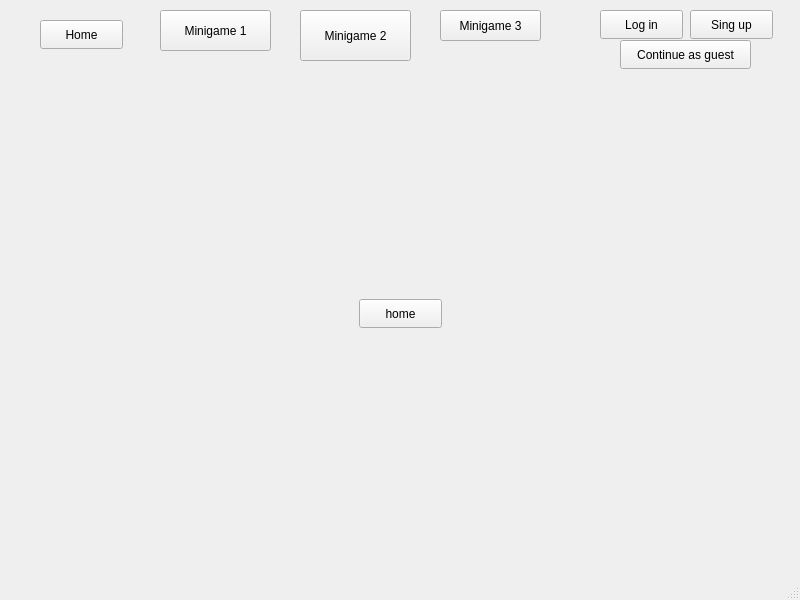
The window that mainwindow.ui (MateuszWiewiora/Casino-Qt) describes before a commit, drawn with Qt 5.
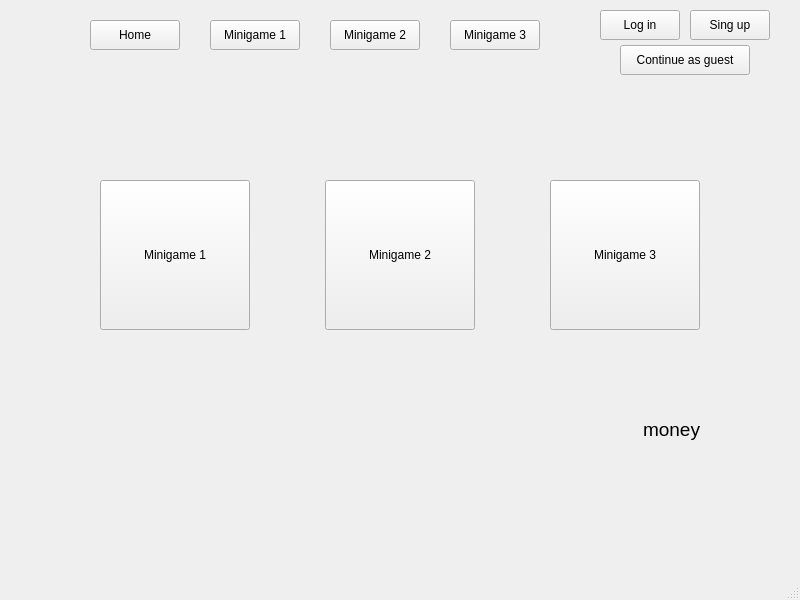
The same window after the commit. The open tabs and pages were chosen to show the change.

Commit message: added home's minigames buttons, test of cash text label

```diff
--- a/mainwindow.ui
+++ b/mainwindow.ui
@@ -17,10 +17,10 @@
    <widget class="QPushButton" name="Minigame1_Button">
     <property name="geometry">
      <rect>
-      <x>160</x>
-      <y>10</y>
-      <width>111</width>
-      <height>41</height>
+      <x>210</x>
+      <y>20</y>
+      <width>90</width>
+      <height>30</height>
      </rect>
     </property>
     <property name="text">
@@ -30,10 +30,10 @@
    <widget class="QPushButton" name="Minigame2_Button">
     <property name="geometry">
      <rect>
-      <x>300</x>
-      <y>10</y>
-      <width>111</width>
-      <height>51</height>
+      <x>330</x>
+      <y>20</y>
+      <width>90</width>
+      <height>30</height>
      </rect>
     </property>
     <property name="text">
@@ -43,10 +43,10 @@
    <widget class="QPushButton" name="Minigame3_Button">
     <property name="geometry">
      <rect>
-      <x>440</x>
-      <y>10</y>
-      <width>101</width>
-      <height>31</height>
+      <x>450</x>
+      <y>20</y>
+      <width>90</width>
+      <height>30</height>
      </rect>
     </property>
     <property name="text">
@@ -58,8 +58,8 @@
      <rect>
       <x>600</x>
       <y>10</y>
-      <width>83</width>
-      <height>29</height>
+      <width>80</width>
+      <height>30</height>
      </rect>
     </property>
     <property name="text">
@@ -71,8 +71,8 @@
      <rect>
       <x>690</x>
       <y>10</y>
-      <width>83</width>
-      <height>29</height>
+      <width>80</width>
+      <height>30</height>
      </rect>
     </property>
     <property name="text">
@@ -83,9 +83,9 @@
     <property name="geometry">
      <rect>
       <x>620</x>
-      <y>40</y>
-      <width>131</width>
-      <height>29</height>
+      <y>45</y>
+      <width>130</width>
+      <height>30</height>
      </rect>
     </property>
     <property name="text">
@@ -95,10 +95,10 @@
    <widget class="QStackedWidget" name="stackedWidget">
     <property name="geometry">
      <rect>
-      <x>29</x>
-      <y>99</y>
-      <width>731</width>
-      <height>431</height>
+      <x>25</x>
+      <y>100</y>
+      <width>750</width>
+      <height>450</height>
      </rect>
     </property>
     <property name="currentIndex">
@@ -108,14 +108,61 @@
      <widget class="QPushButton" name="pushButton">
       <property name="geometry">
        <rect>
-        <x>330</x>
-        <y>200</y>
-        <width>83</width>
-        <height>29</height>
+        <x>75</x>
+        <y>80</y>
+        <width>150</width>
+        <height>150</height>
        </rect>
       </property>
       <property name="text">
-       <string>home</string>
+       <string>Minigame 1</string>
+      </property>
+     </widget>
+     <widget class="QPushButton" name="homeMinigame2_Button">
+      <property name="geometry">
+       <rect>
+        <x>300</x>
+        <y>80</y>
+        <width>150</width>
+        <height>150</height>
+       </rect>
+      </property>
+      <property name="text">
+       <string>Minigame 2</string>
+      </property>
+     </widget>
+     <widget class="QPushButton" name="homeMinigame3_Button">
+      <property name="geometry">
+       <rect>
+        <x>525</x>
+        <y>80</y>
+        <width>150</width>
+        <height>150</height>
+       </rect>
+      </property>
+      <property name="text">
+       <string>Minigame 3</string>
+      </property>
+     </widget>
+     <widget class="QLabel" name="cashLabel">
+      <property name="geometry">
+       <rect>
+        <x>75</x>
+        <y>300</y>
+        <width>600</width>
+        <height>60</height>
+       </rect>
+      </property>
+      <property name="font">
+       <font>
+        <pointsize>14</pointsize>
+       </font>
+      </property>
+      <property name="text">
+       <string>&lt;html&gt;&lt;head/&gt;&lt;body&gt;&lt;p&gt;&lt;span style=&quot; font-size:14pt;&quot;&gt;money&lt;/span&gt;&lt;/p&gt;&lt;/body&gt;&lt;/html&gt;</string>
+      </property>
+      <property name="alignment">
+       <set>Qt::AlignmentFlag::AlignRight|Qt::AlignmentFlag::AlignTrailing|Qt::AlignmentFlag::AlignVCenter</set>
       </property>
      </widget>
     </widget>
@@ -168,10 +215,10 @@
    <widget class="QPushButton" name="homeButton">
     <property name="geometry">
      <rect>
-      <x>40</x>
+      <x>90</x>
       <y>20</y>
-      <width>83</width>
-      <height>29</height>
+      <width>90</width>
+      <height>30</height>
      </rect>
     </property>
     <property name="text">
```
Left out of the diff: 4 changed lines with no effect on the pictures. The commit also changes 2 other files.
